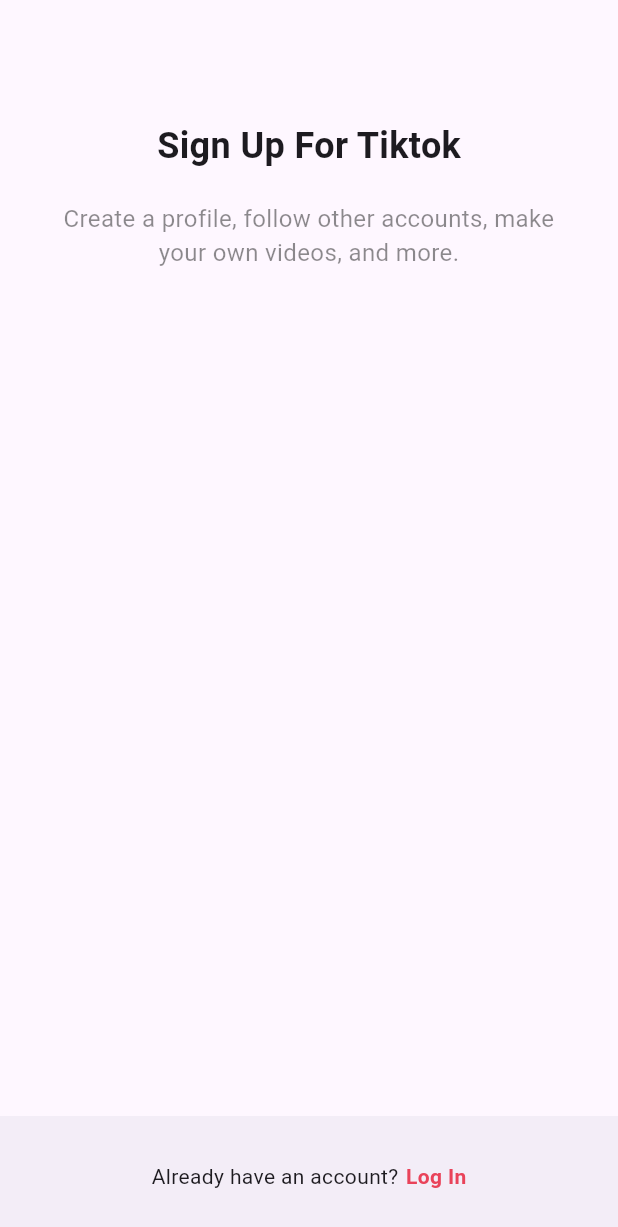
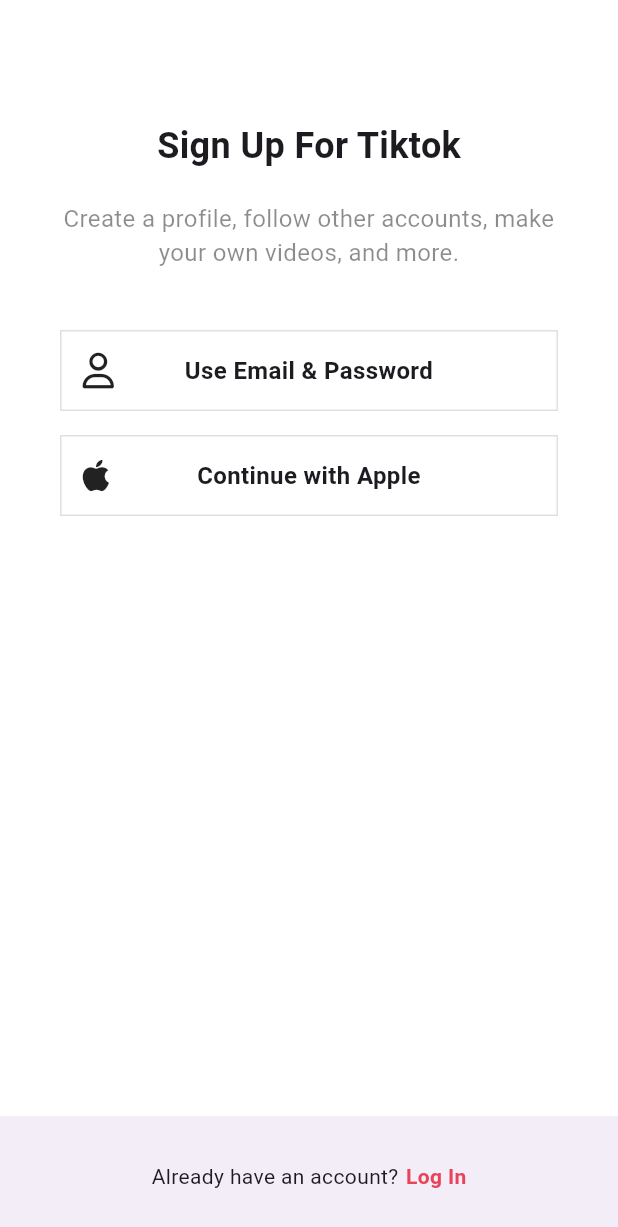
Before and after one commit to Tinubee/TikTok_Clone, a Flutter app: the screen it shows after launch, on a phone screen of 412 x 824 dp. Shown: the top 1227 px of the screen. Run offline on Flutter 3.47's test engine with Material 3 defaults, Android fonts, the phone set to English and light mode, and no system bars; our stand-ins replace font_awesome_flutter.

Commit message:
📝 #4.4

```diff
--- /dev/null
+++ b/lib/features/authentication/sign_up_screen.dart
@@ -0,0 +1,91 @@
+import 'package:flutter/material.dart';
+import 'package:flutter/widgets.dart';
+import 'package:font_awesome_flutter/font_awesome_flutter.dart';
+import 'package:tiktok_clone/constants/gaps.dart';
+import 'package:tiktok_clone/constants/sizes.dart';
+import 'package:tiktok_clone/features/authentication/username_screen.dart';
+import 'package:tiktok_clone/features/authentication/login_screen.dart';
+import 'package:tiktok_clone/features/authentication/widgets/auth_button.dart';
+
+class SignUpScreen extends StatelessWidget {
+  const SignUpScreen({super.key});
+
+  void onLogInTap(BuildContext context) {
+    Navigator.of(context).push(MaterialPageRoute(
+      builder: (context) => const LogInScreen(),
+    ));
+  }
+
+  void _onEmailTap(BuildContext context) {
+    Navigator.of(context).push(MaterialPageRoute(
+      builder: (context) => const UsernameScreen(),
+    ));
+  }
+
+  @override
+  Widget build(BuildContext context) {
+    return Scaffold(
+      body: SafeArea(
+        child: Padding(
+          padding: const EdgeInsets.symmetric(
+            horizontal: Sizes.size40,
+          ),
+          child: Column(
+            children: [
+              Gaps.v80,
+              const Text(
+                'Sign Up For Tiktok',
+                style: TextStyle(
+                  fontSize: Sizes.size24,
+                  fontWeight: FontWeight.w700,
+                ),
+              ),
+              Gaps.v20,
+              const Text(
+                'Create a profile, follow other accounts, make your own videos, and more.',
+                style: TextStyle(
+                  fontSize: Sizes.size16,
+                  color: Colors.black45,
+                ),
+                textAlign: TextAlign.center,
+              ),
+              Gaps.v40,
+              GestureDetector(
+                onTap: () => _onEmailTap(context),
+                child: const AuthButton(
+                  icon: FaIcon(FontAwesomeIcons.user),
+                  text: "Use Email & Password",
+                ),
+              ),
+              Gaps.v16,
+              const AuthButton(
+                icon: FaIcon(FontAwesomeIcons.apple),
+                text: "Continue with Apple",
+              ),
+            ],
+          ),
+        ),
+      ),
+      bottomNavigationBar: BottomAppBar(
+        elevation: 2,
+        child: Row(
+          mainAxisAlignment: MainAxisAlignment.center,
+          children: [
+            const Text('Already have an account?'),
+            Gaps.h5,
+            GestureDetector(
+              onTap: () => onLogInTap(context),
+              child: Text(
+                'Log In',
+                style: TextStyle(
+                  color: Theme.of(context).primaryColor,
+                  fontWeight: FontWeight.w600,
+                ),
+              ),
+            ),
+          ],
+        ),
+      ),
+    );
+  }
+}
--- /dev/null
+++ b/lib/features/authentication/widgets/auth_button.dart
@@ -0,0 +1,48 @@
+import 'package:flutter/cupertino.dart';
+import 'package:flutter/material.dart';
+import 'package:flutter/widgets.dart';
+import 'package:font_awesome_flutter/font_awesome_flutter.dart';
+import 'package:tiktok_clone/constants/sizes.dart';
+
+class AuthButton extends StatelessWidget {
+  final String text;
+  final FaIcon icon;
+
+  const AuthButton({
+    super.key,
+    required this.text,
+    required this.icon,
+  });
+
+  @override
+  Widget build(BuildContext context) {
+    return FractionallySizedBox(
+      widthFactor: 1,
+      child: Container(
+        padding: const EdgeInsets.all(Sizes.size14),
+        decoration: BoxDecoration(
+            border: Border.all(
+          color: Colors.grey.shade300,
+          width: Sizes.size1,
+        )),
+        child: Stack(
+          alignment: Alignment.center,
+          children: [
+            Align(
+              alignment: Alignment.centerLeft,
+              child: icon,
+            ),
+            Text(
+              text,
+              textAlign: TextAlign.center,
+              style: const TextStyle(
+                fontSize: Sizes.size16,
+                fontWeight: FontWeight.w600,
+              ),
+            ),
+          ],
+        ),
+      ),
+    );
+  }
+}
--- a/lib/main.dart
+++ b/lib/main.dart
@@ -1,5 +1,6 @@
 import 'package:flutter/material.dart';
-import 'package:tiktok_clone/screens/sign_up/sign_up_screen.dart';
+import 'package:tiktok_clone/constants/sizes.dart';
+import 'package:tiktok_clone/features/authentication/sign_up_screen.dart';
 
 void main() {
   runApp(const TikTokApp());
@@ -14,8 +15,16 @@ class TikTokApp extends StatelessWidget {
     return MaterialApp(
       title: 'TikTok Clone',
       theme: ThemeData(
-        primaryColor: const Color(0xFFE9435A),
-      ),
+          scaffoldBackgroundColor: Colors.white,
+          primaryColor: const Color(0xFFE9435A),
+          appBarTheme: const AppBarTheme(
+              foregroundColor: Colors.black,
+              backgroundColor: Colors.white,
+              elevation: 0,
+              titleTextStyle: TextStyle(
+                  color: Colors.black,
+                  fontSize: Sizes.size16 + Sizes.size2,
+                  fontWeight: FontWeight.w600))),
       home: const SignUpScreen(),
     );
   }
```
Also changed, not shown: lib/features/authentication/email_screen.dart (added, +10 -0 lines), lib/features/authentication/login_screen.dart (renamed from lib/screens/sign_up/sign_up_screen.dart, +30 -11 lines), lib/features/authentication/username_screen.dart (added, +104 -0 lines), pubspec.yaml (+3 -4 lines), pubspec.lock.
